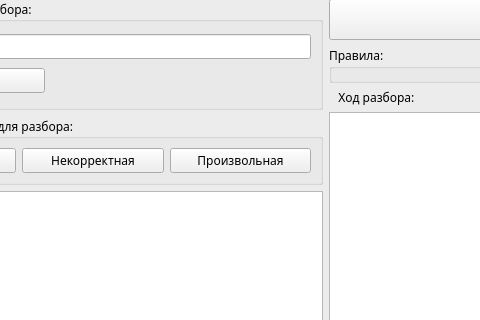
First picture: the form in ParsingAssistant/CWindow.ui, repository Owlfeather/ParsingAssistant, before the edit; both pictures show x 160 to 640 and y 127 to 447 of the 971 by 806 pixel window.
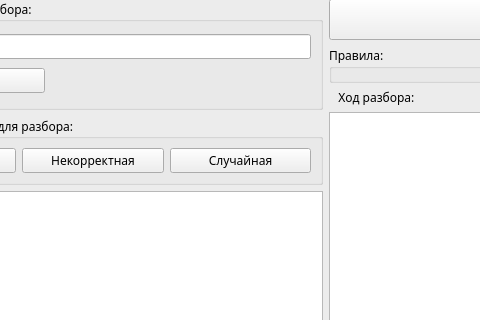
Second picture: the form after the edit.

Patch:
```diff
--- a/ParsingAssistant/CWindow.ui
+++ b/ParsingAssistant/CWindow.ui
@@ -199,7 +199,7 @@
                <item>
                 <widget class="QPushButton" name="btnGenRand">
                  <property name="text">
-                  <string>Произвольная</string>
+                  <string>Случайная</string>
                  </property>
                 </widget>
                </item>
```
